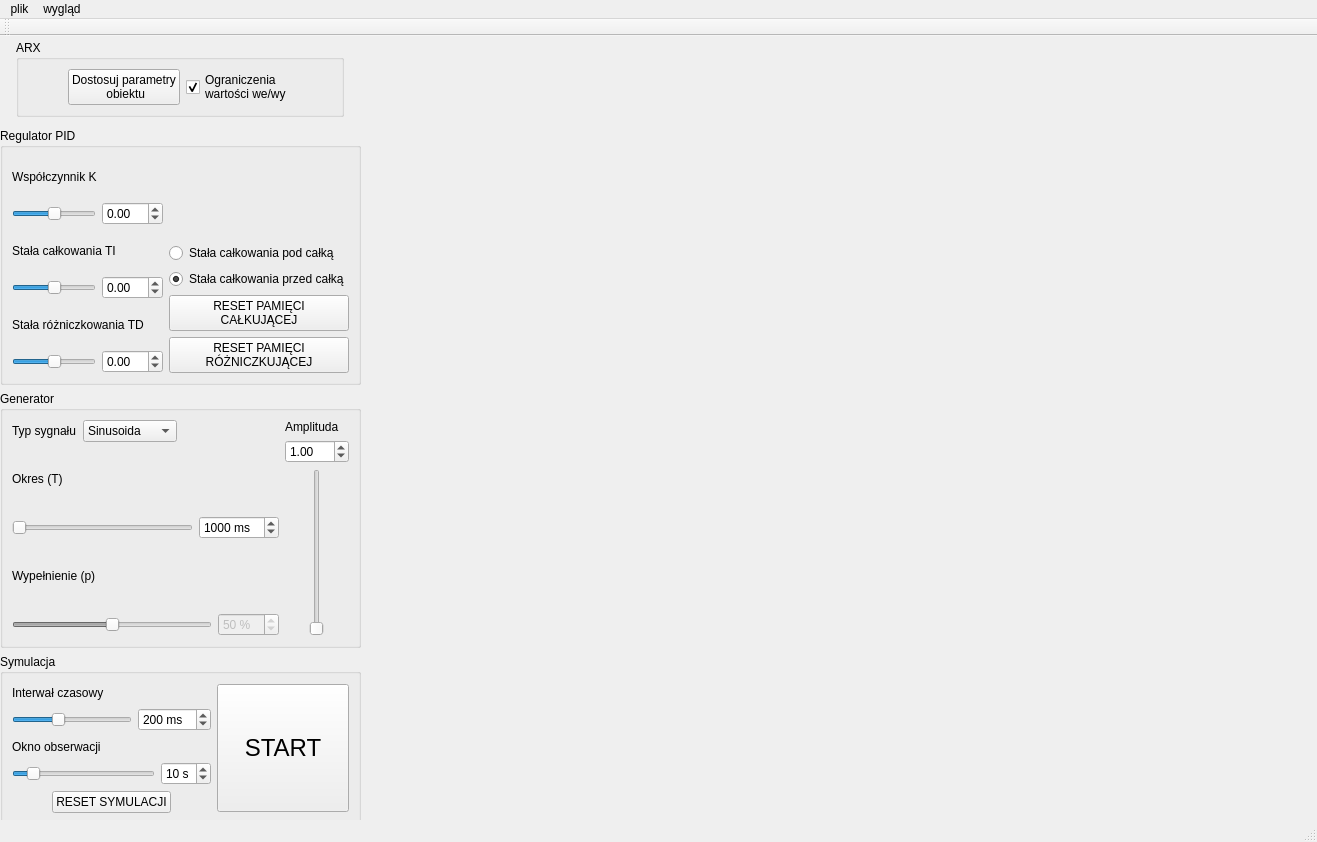
First picture: the form in mainwindow.ui, repository KamilWarczekIP/PK-Symulator_UAR, before the edit.
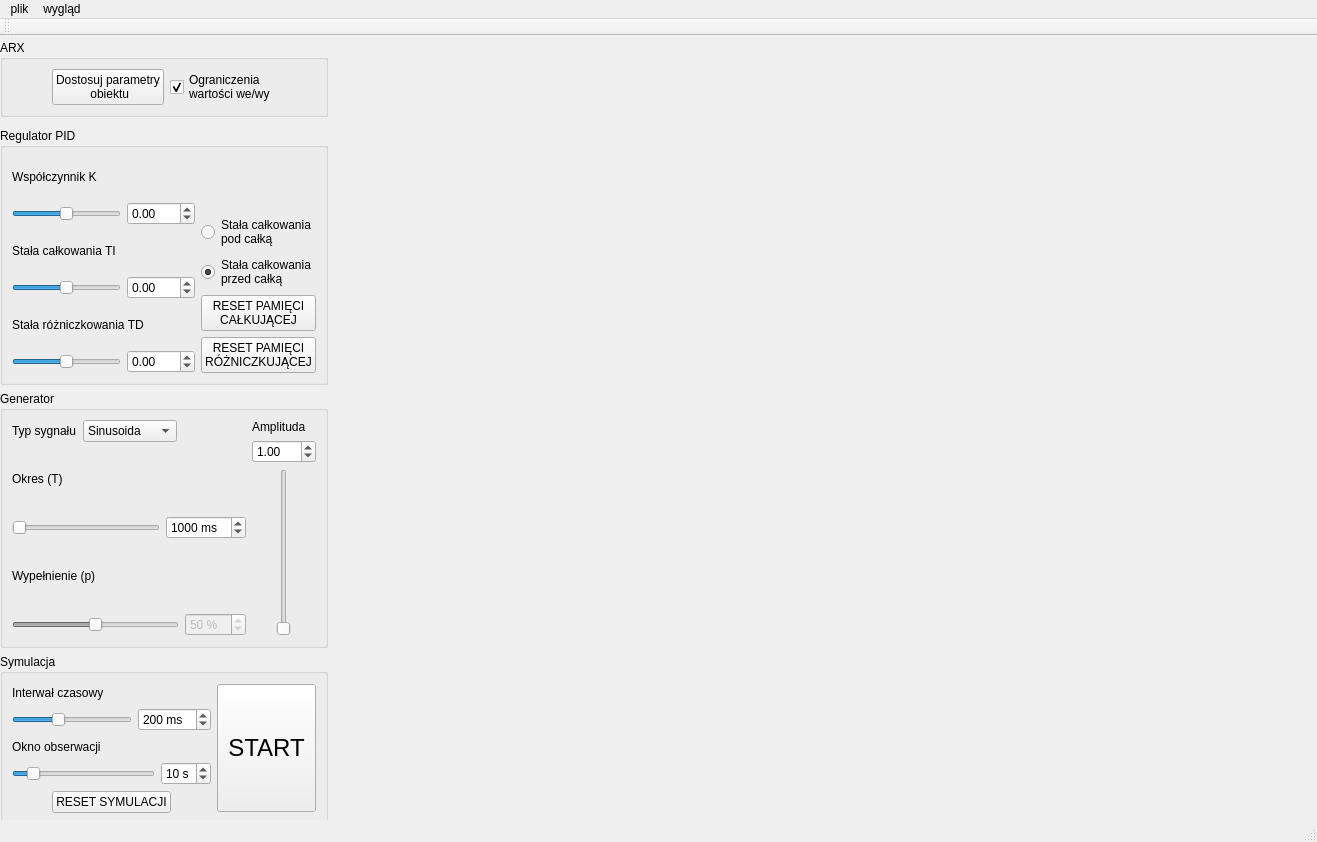
Second picture: the form after the edit.

What changed in the file:
```diff
--- a/mainwindow.ui
+++ b/mainwindow.ui
@@ -146,7 +146,7 @@
          <property name="title">
           <string>Regulator PID</string>
          </property>
-         <layout class="QHBoxLayout" name="horizontalLayout_5">
+         <layout class="QHBoxLayout" name="horizontalLayout_5" stretch="4,1">
           <item>
            <layout class="QVBoxLayout" name="verticalLayout_5">
             <item>
@@ -177,10 +177,10 @@
               <item>
                <widget class="QDoubleSpinBox" name="doubleSpinBox_pid_k">
                 <property name="minimum">
-                 <double>-10.000000000000000</double>
+                 <double>-100.000000000000000</double>
                 </property>
                 <property name="maximum">
-                 <double>10.000000000000000</double>
+                 <double>100.000000000000000</double>
                 </property>
                 <property name="singleStep">
                  <double>0.010000000000000</double>
@@ -220,10 +220,10 @@
                  <string/>
                 </property>
                 <property name="minimum">
-                 <double>-10.000000000000000</double>
+                 <double>-100.000000000000000</double>
                 </property>
                 <property name="maximum">
-                 <double>10.000000000000000</double>
+                 <double>100.000000000000000</double>
                 </property>
                 <property name="singleStep">
                  <double>0.010000000000000</double>
@@ -263,10 +263,10 @@
                  <string/>
                 </property>
                 <property name="minimum">
-                 <double>-10.000000000000000</double>
+                 <double>-100.000000000000000</double>
                 </property>
                 <property name="maximum">
-                 <double>10.000000000000000</double>
+                 <double>100.000000000000000</double>
                 </property>
                 <property name="singleStep">
                  <double>0.010000000000000</double>
@@ -301,14 +301,16 @@
             <item>
              <widget class="QRadioButton" name="radioButton_stala_calkowania_pod">
               <property name="text">
-               <string>Stała całkowania pod całką</string>
+               <string>Stała całkowania
+pod całką</string>
               </property>
              </widget>
             </item>
             <item>
              <widget class="QRadioButton" name="radioButton_stala_calkowania_przed">
               <property name="text">
-               <string>Stała całkowania przed całką</string>
+               <string>Stała całkowania
+przed całką</string>
               </property>
               <property name="checked">
                <bool>true</bool>
```
Left out of the diff: 43 changed lines with no effect on the pictures.
